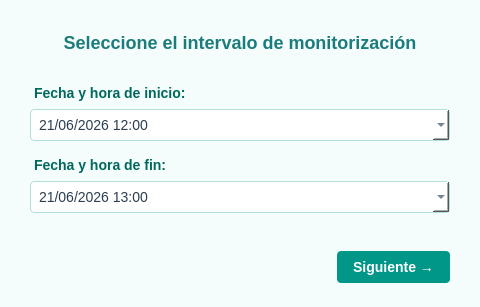
Qt form Desktop/ASIA_HAR_DESKTOP/ui/resources/timeRange.ui (ahg00048/ASIA_HAR_PARA_EL_DIAGNOSTICO) before a commit.
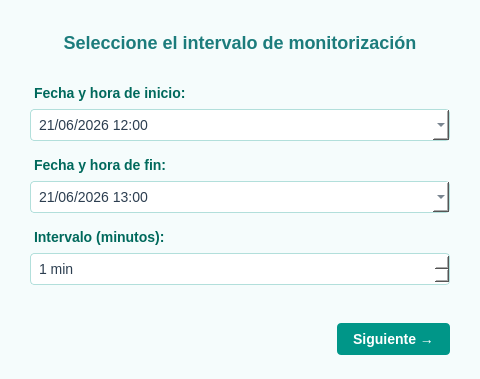
The same form after that commit.

Diff of the .ui file:
```diff
--- a/Desktop/ASIA_HAR_DESKTOP/ui/resources/timeRange.ui
+++ b/Desktop/ASIA_HAR_DESKTOP/ui/resources/timeRange.ui
@@ -7,7 +7,7 @@
     <x>0</x>
     <y>0</y>
     <width>480</width>
-    <height>280</height>
+    <height>320</height>
    </rect>
   </property>
   <property name="windowTitle">
@@ -27,7 +27,7 @@
         color: #1C7C7C;
         padding: 8px;
     }
-    QLabel#startLabel, QLabel#endLabel {
+    QLabel#startLabel, QLabel#endLabel, QLabel#intervalLabel {
         font-size: 14px;
         font-weight: bold;
         color: #00695C;
@@ -43,6 +43,16 @@
     QDateTimeEdit:focus {
         border: 1px solid #26A69A;
     }
+    QSpinBox {
+        background-color: #FFFFFF;
+        border: 1px solid #B2DFDB;
+        border-radius: 4px;
+        padding: 6px;
+        color: #2C3E50;
+    }
+    QSpinBox:focus {
+        border: 1px solid #26A69A;
+    }
     QPushButton {
         background-color: #26A69A;
         color: white;
@@ -148,6 +158,30 @@
        </property>
       </widget>
      </item>
+     <!-- Campo de intervalo ampliado a 240 min -->
+     <item>
+      <widget class="QLabel" name="intervalLabel">
+       <property name="text">
+        <string>Intervalo (minutos):</string>
+       </property>
+      </widget>
+     </item>
+     <item>
+      <widget class="QSpinBox" name="intervalSpinBox">
+       <property name="minimum">
+        <number>1</number>
+       </property>
+       <property name="maximum">
+        <number>240</number>
+       </property>
+       <property name="value">
+        <number>1</number>
+       </property>
+       <property name="suffix">
+        <string> min</string>
+       </property>
+      </widget>
+     </item>
      <item>
       <widget class="QLabel" name="errorLabel">
        <property name="text">
```
